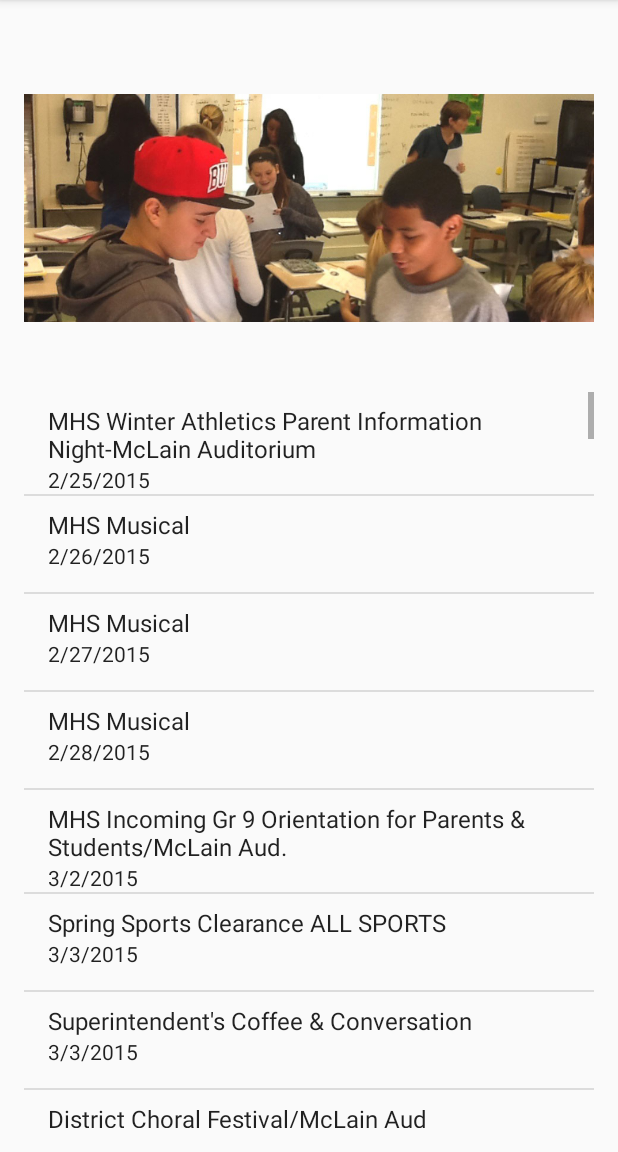
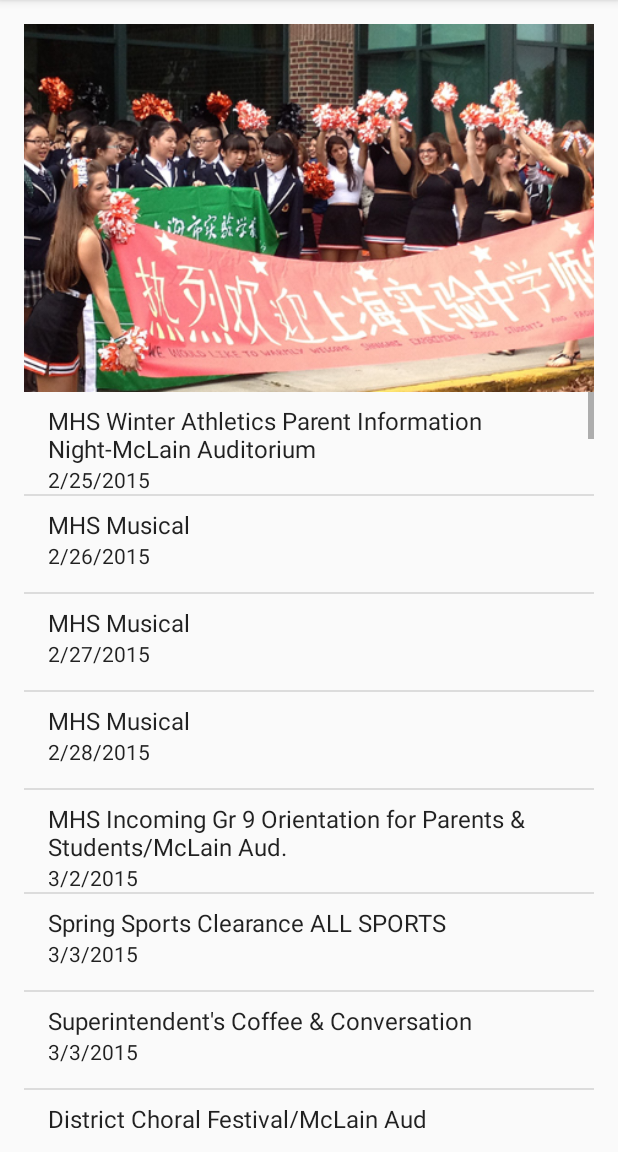
Before and after one commit to MHSCSClub/FBLA_MobileApp_2015, an Android app: the screen it shows after launch (MainActivity), after a tap on "Update List", on a phone screen of 412 x 824 dp, the part 84-1236 px from its top. Run offline under Robolectric (Android 15) with nearby library versions, the phone set to English and light mode, and no system bars.

Commit message:
Only Comments Left, many improvements made, app should now be in final form.

```diff
--- a/FBLA2015/app/src/main/java/com/aakportfolio/www/fbla2015/MHSEvent.java
+++ b/FBLA2015/app/src/main/java/com/aakportfolio/www/fbla2015/MHSEvent.java
@@ -133,7 +133,7 @@
 
     public String getEventDates() {
         return eventStartDate.equals(eventEndDate)
-                ? "Starts: " + eventStartDate
+                ? "Date: " + eventStartDate
                 : "Starts: " + eventStartDate + "\n" + "Ends: " + eventEndDate;
     }
 
--- a/FBLA2015/app/src/main/java/com/aakportfolio/www/fbla2015/MainActivity.java
+++ b/FBLA2015/app/src/main/java/com/aakportfolio/www/fbla2015/MainActivity.java
@@ -46,7 +46,7 @@
 import java.util.Map;
 import java.util.Scanner;
 //End of Imports
-
+//TODO Comment app!
 public class MainActivity extends ActionBarActivity {
 
     //File download URL. Can be changed to the school if needed
@@ -61,6 +61,9 @@
     //ListView on main page
     private ListView LV;
 
+    //This string allows us to update if app is resumed on different day.
+    private String lastUpdateDate;
+
     /**
      * This is the starting method (like main)
      *
@@ -74,6 +77,7 @@
         ActionBar actionBar = getSupportActionBar();
         actionBar.setDisplayShowHomeEnabled(true);
         actionBar.setIcon(R.drawable.ic_launcher);
+        lastUpdateDate = "";
     }
 
     /**
@@ -84,6 +88,8 @@
     @Override
     protected void onResume() {
         super.onResume();
+        if (!new SimpleDateFormat("MM/dd/yyyy").format(new Date()).equals(lastUpdateDate)) {
+            lastUpdateDate = new SimpleDateFormat("MM/dd/yyyy").format(new Date());
             LV = (ListView) findViewById(R.id.listView); //Get our listview so we can edit it
             fillListView(); //Read in our event file, and fill list view
 
@@ -97,6 +103,7 @@
                     startActivity(intent);  //Start the activity
                 }
             });
+        }
     }
 
     /**
@@ -214,10 +221,7 @@
         final ProgressDialog progress = ProgressDialog.show(this, "Downloading updated events...",
                 "Please wait, downloading...", true);
         final MainActivity a = this;
-        new Thread(new Runnable() {
-            @Override
-            public void run() {
-                // do the thing that takes a long time
+
         AsyncTask<Void, Void, Void> task = new AsyncTask<Void, Void, Void>() {
             private boolean fail = true;
 
@@ -261,9 +265,6 @@
             }
         };
         task.execute((Void[]) null);
-            }
-        }).start();
-
     }
 
     @Override
--- /dev/null
+++ b/FBLA2015/app/src/main/res/drawable/list_divide.xml
@@ -0,0 +1,6 @@
+<?xml version="1.0" encoding="utf-8"?>
+<selector xmlns:android="http://schemas.android.com/apk/res/android">
+    <shape xmlns:android="http://schemas.android.com/apk/res/android" android:shape="line">
+        <stroke android:width="10dp" android:color="#0000FF" android:dashWidth="10px" android:dashGap="0px" />
+    </shape>
+</selector>
--- a/FBLA2015/app/src/main/res/layout-port/activity_main.xml
+++ b/FBLA2015/app/src/main/res/layout-port/activity_main.xml
@@ -31,7 +31,8 @@
                 android:layout_height="match_parent"
                 android:id="@+id/imageView"
                 android:src="@drawable/p1"
-                android:adjustViewBounds="true" />
+                android:adjustViewBounds="true"
+                android:scaleType="centerCrop" />
 
             <ImageView
                 android:layout_width="match_parent"
@@ -39,14 +40,32 @@
                 android:id="@+id/imageView2"
                 android:src="@drawable/p2"
                 android:adjustViewBounds="true"
-                android:maxHeight="128dp" />
+                android:scaleType="centerCrop" />
 
             <ImageView
                 android:layout_width="match_parent"
                 android:layout_height="match_parent"
                 android:id="@+id/imageView3"
                 android:src="@drawable/p3"
-                android:adjustViewBounds="true" />
+                android:adjustViewBounds="true"
+                android:scaleType="centerCrop" />
+
+            <ImageView
+                android:layout_width="match_parent"
+                android:layout_height="match_parent"
+                android:id="@+id/imageView4"
+                android:src="@drawable/p4"
+                android:adjustViewBounds="true"
+                android:scaleType="centerCrop" />
+
+            <ImageView
+                android:layout_width="match_parent"
+                android:layout_height="match_parent"
+                android:id="@+id/imageView5"
+                android:src="@drawable/p5"
+                android:adjustViewBounds="true"
+                android:cropToPadding="false"
+                android:scaleType="centerCrop" />
 
         </ViewFlipper>
 
@@ -61,5 +80,4 @@
     </LinearLayout>
 
 
-
 </RelativeLayout>
--- a/FBLA2015/app/src/main/res/values/strings.xml
+++ b/FBLA2015/app/src/main/res/values/strings.xml
@@ -20,6 +20,6 @@
     <string name="eventError">Downloaded file was invalid. Defaults restored.</string>
     <string name="emailBtn">Email Organizer</string>
     <string name="shareBtn">Share Event</string>
-    <string name="calBtn">Add to Calender</string>
+    <string name="calBtn">Add to Calendar</string>
     <string name="noEvents">Something bad happened and we cannot load events.</string>
 </resources>
--- a/FBLA2015/build.gradle
+++ b/FBLA2015/build.gradle
@@ -5,7 +5,7 @@
         jcenter()
     }
     dependencies {
-        classpath 'com.android.tools.build:gradle:1.0.0'
+        classpath 'com.android.tools.build:gradle:1.1.0'
 
         // NOTE: Do not place your application dependencies here; they belong
         // in the individual module build.gradle files
```
Also changed, not shown: FBLA2015/app/src/main/java/com/aakportfolio/www/fbla2015/eventDummy.java (+10 -6 lines), FBLA2015/app/src/main/res/drawable-xhdpi/p4.jpg (added), FBLA2015/app/src/main/res/drawable-xhdpi/p5.jpg (added), 2 other files. Lines whose indentation alone changed are shown as unchanged.
